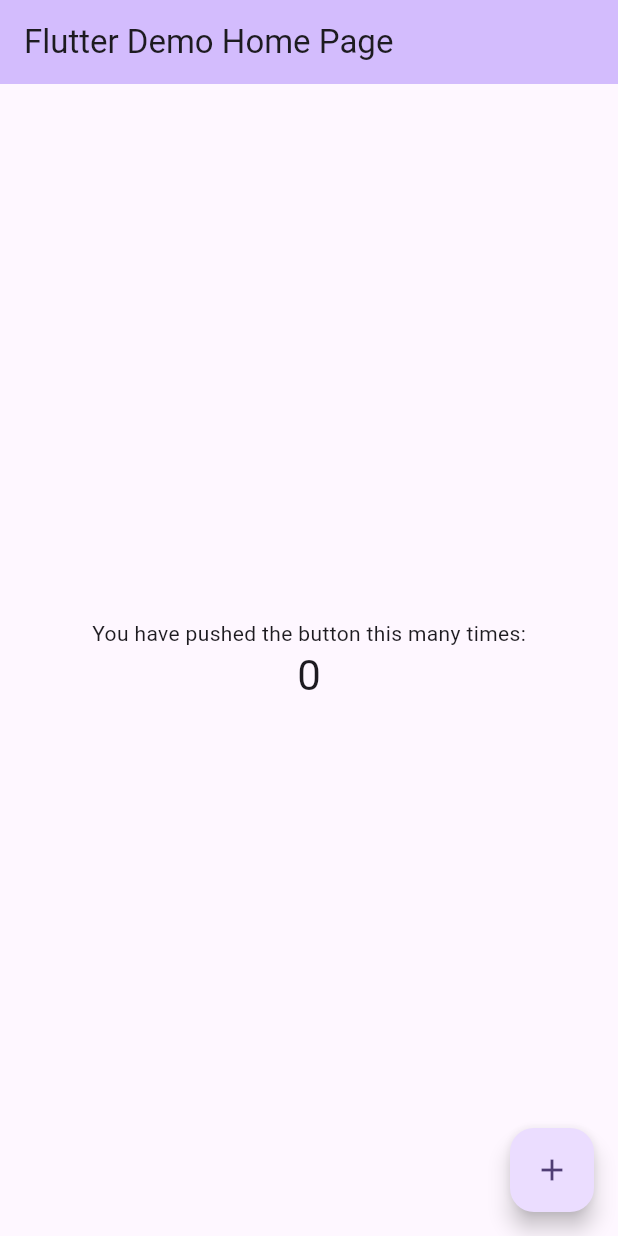
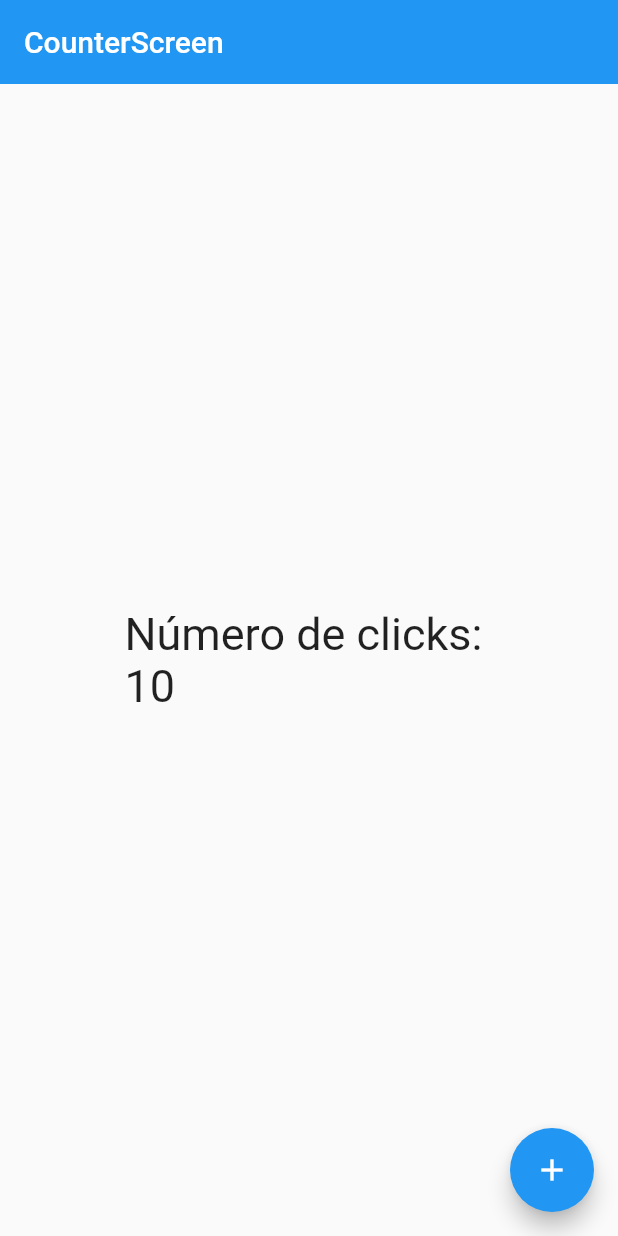
Before and after one commit to orlandofury/counter_app, a Flutter app: the screen it shows after launch, on a phone screen of 412 x 824 dp. Run offline on Flutter 3.47's test engine with Material 2 defaults, Android fonts, the phone set to English and light mode, and no system bars.

Commit message:
Seccion 5: Statefullwidget

```diff
--- a/lib/main.dart
+++ b/lib/main.dart
@@ -1,125 +1,23 @@
 import 'package:flutter/material.dart';
 
-void main() {
+import 'package:counter_app/screens/counter_screen.dart';
+//import 'package:counter_app/screens/home_screen.dart';
+
+void main(){
   runApp(const MyApp());
 }
 
 class MyApp extends StatelessWidget {
   const MyApp({super.key});
 
-  // This widget is the root of your application.
   @override
   Widget build(BuildContext context) {
-    return MaterialApp(
-      title: 'Flutter Demo',
-      theme: ThemeData(
-        // This is the theme of your application.
-        //
-        // TRY THIS: Try running your application with "flutter run". You'll see
-        // the application has a blue toolbar. Then, without quitting the app,
-        // try changing the seedColor in the colorScheme below to Colors.green
-        // and then invoke "hot reload" (save your changes or press the "hot
-        // reload" button in a Flutter-supported IDE, or press "r" if you used
-        // the command line to start the app).
-        //
-        // Notice that the counter didn't reset back to zero; the application
-        // state is not lost during the reload. To reset the state, use hot
-        // restart instead.
-        //
-        // This works for code too, not just values: Most code changes can be
-        // tested with just a hot reload.
-        colorScheme: ColorScheme.fromSeed(seedColor: Colors.deepPurple),
-        useMaterial3: true,
-      ),
-      home: const MyHomePage(title: 'Flutter Demo Home Page'),
+    //solo el ancestro es necesario ponerle const
+    return const MaterialApp(
+      debugShowCheckedModeBanner: false,
+      //home: HomeScreen()
+      home: CounterScreen(),
     );
   }
+
 }
-
-class MyHomePage extends StatefulWidget {
-  const MyHomePage({super.key, required this.title});
-
-  // This widget is the home page of your application. It is stateful, meaning
-  // that it has a State object (defined below) that contains fields that affect
-  // how it looks.
-
-  // This class is the configuration for the state. It holds the values (in this
-  // case the title) provided by the parent (in this case the App widget) and
-  // used by the build method of the State. Fields in a Widget subclass are
-  // always marked "final".
-
-  final String title;
-
-  @override
-  State<MyHomePage> createState() => _MyHomePageState();
-}
-
-class _MyHomePageState extends State<MyHomePage> {
-  int _counter = 0;
-
-  void _incrementCounter() {
-    setState(() {
-      // This call to setState tells the Flutter framework that something has
-      // changed in this State, which causes it to rerun the build method below
-      // so that the display can reflect the updated values. If we changed
-      // _counter without calling setState(), then the build method would not be
-      // called again, and so nothing would appear to happen.
-      _counter++;
-    });
-  }
-
-  @override
-  Widget build(BuildContext context) {
-    // This method is rerun every time setState is called, for instance as done
-    // by the _incrementCounter method above.
-    //
-    // The Flutter framework has been optimized to make rerunning build methods
-    // fast, so that you can just rebuild anything that needs updating rather
-    // than having to individually change instances of widgets.
-    return Scaffold(
-      appBar: AppBar(
-        // TRY THIS: Try changing the color here to a specific color (to
-        // Colors.amber, perhaps?) and trigger a hot reload to see the AppBar
-        // change color while the other colors stay the same.
-        backgroundColor: Theme.of(context).colorScheme.inversePrimary,
-        // Here we take the value from the MyHomePage object that was created by
-        // the App.build method, and use it to set our appbar title.
-        title: Text(widget.title),
-      ),
-      body: Center(
-        // Center is a layout widget. It takes a single child and positions it
-        // in the middle of the parent.
-        child: Column(
-          // Column is also a layout widget. It takes a list of children and
-          // arranges them vertically. By default, it sizes itself to fit its
-          // children horizontally, and tries to be as tall as its parent.
-          //
-          // Column has various properties to control how it sizes itself and
-          // how it positions its children. Here we use mainAxisAlignment to
-          // center the children vertically; the main axis here is the vertical
-          // axis because Columns are vertical (the cross axis would be
-          // horizontal).
-          //
-          // TRY THIS: Invoke "debug painting" (choose the "Toggle Debug Paint"
-          // action in the IDE, or press "p" in the console), to see the
-          // wireframe for each widget.
-          mainAxisAlignment: MainAxisAlignment.center,
-          children: <Widget>[
-            const Text(
-              'You have pushed the button this many times:',
-            ),
-            Text(
-              '$_counter',
-              style: Theme.of(context).textTheme.headlineMedium,
-            ),
-          ],
-        ),
-      ),
-      floatingActionButton: FloatingActionButton(
-        onPressed: _incrementCounter,
-        tooltip: 'Increment',
-        child: const Icon(Icons.add),
-      ), // This trailing comma makes auto-formatting nicer for build methods.
-    );
-  }
-}
--- /dev/null
+++ b/lib/screens/counter_screen.dart
@@ -0,0 +1,48 @@
+import 'package:flutter/material.dart';
+
+class CounterScreen extends StatefulWidget{
+  const CounterScreen({super.key});
+
+  @override
+  State<CounterScreen> createState() => _CounterScreenState();
+}
+
+class _CounterScreenState extends State<CounterScreen> {
+  //propiedades
+  int counter = 10;
+
+  @override
+  Widget build(BuildContext context) {
+    //variables
+    const fontSize30 = TextStyle(fontSize: 30);
+
+    return Scaffold(
+      appBar: AppBar(
+        title: const Text("CounterScreen"),
+        elevation: 0,
+      ),
+      body: Center(
+        child: Column(
+          //mainAxisSize: MainAxisSize.min,
+          mainAxisAlignment: MainAxisAlignment.center,
+          crossAxisAlignment: CrossAxisAlignment.start,
+          children: <Widget>[
+            const Text("Número de clicks: ",style: fontSize30,),
+            Text('$counter',style: fontSize30,)
+          ],
+        ),
+      ),
+      //floatingActionButtonLocation: FloatingActionButtonLocation.miniCenterFloat,
+      floatingActionButton: FloatingActionButton(
+        child: const Icon(Icons.add),
+          onPressed: () {
+              print('Hola boton: $counter');
+              counter++;
+              setState(() {
+
+              });
+          },
+       ),
+    );
+  }
+}
```
Also changed, not shown: lib/screens/home_screen.dart (added, +38 -0 lines).
